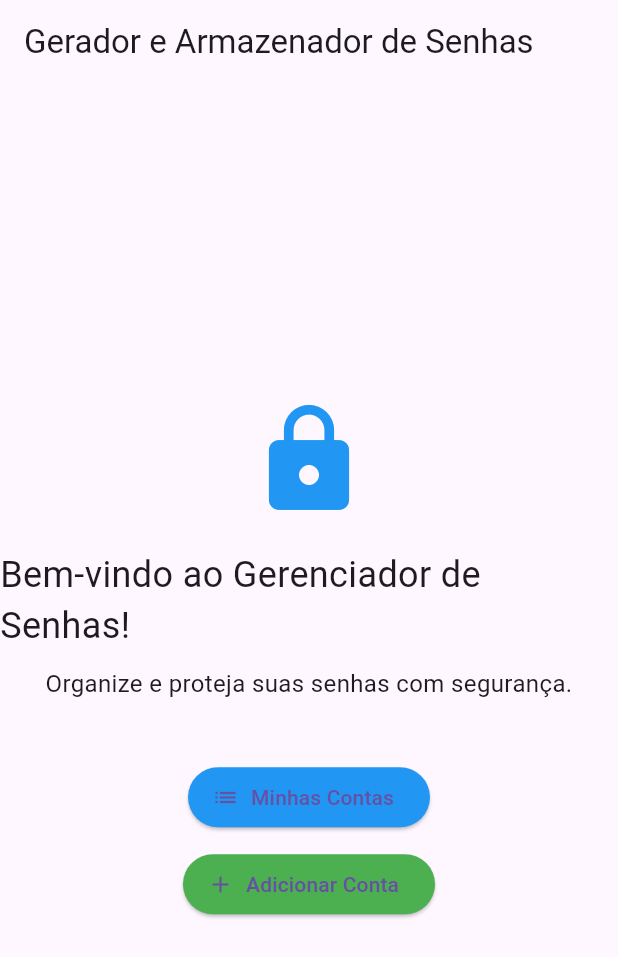
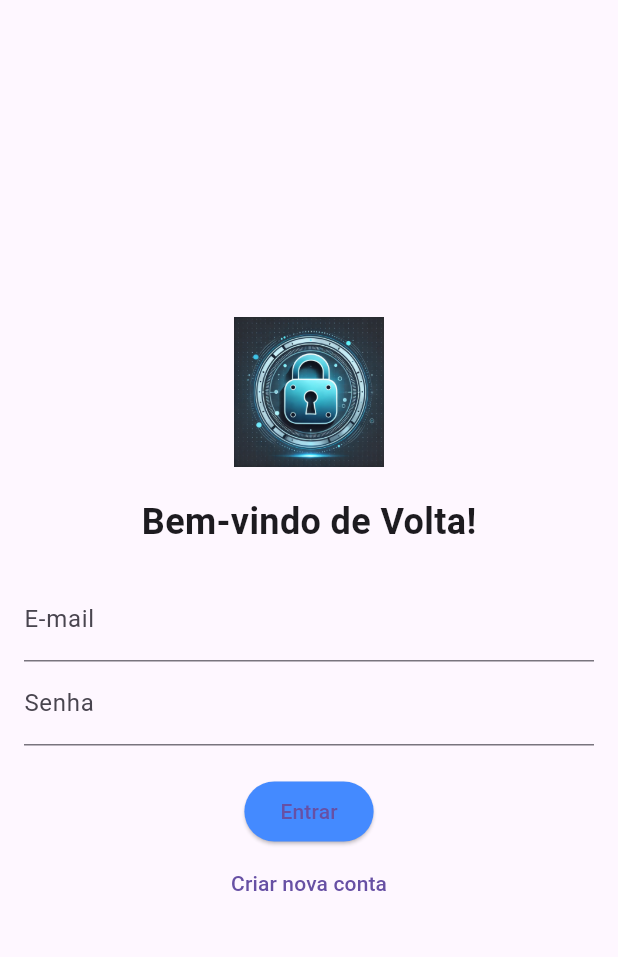
Before and after one commit to diogo-cedran/Aplicacao-Gerenciador-de-Senhas-Final, a Flutter app: the screen it shows after launch, on a phone screen of 412 x 824 dp. Shown: the top 957 px of the screen. Run offline on Flutter 3.47's test engine with Material 3 defaults, Android fonts, the phone set to English and light mode, and no system bars.

Commit message:
Trabalho avaliativo final

```diff
--- a/mobile/lib/main.dart
+++ b/mobile/lib/main.dart
@@ -1,23 +1,28 @@
 import 'package:flutter/material.dart';
+import 'screens/login_screen.dart';
+import 'screens/cadastro_screen.dart';
 import 'screens/home_screen.dart';
 import 'screens/lista_screen.dart';
 import 'screens/formulario_screen.dart';
 
 void main() {
-  runApp(GeradorDeSenhasApp());
+  runApp(MyApp());
 }
 
-class GeradorDeSenhasApp extends StatelessWidget {
+class MyApp extends StatelessWidget {
   @override
   Widget build(BuildContext context) {
     return MaterialApp(
-      title: 'Gerador e Armazenador de Senhas',
+      debugShowCheckedModeBanner: false,
+      title: 'Gerenciador de Senhas',
       theme: ThemeData(
         primarySwatch: Colors.blue,
       ),
       initialRoute: '/',
       routes: {
-        '/': (context) => HomeScreen(),
+        '/': (context) => LoginScreen(),
+        '/cadastro': (context) => CadastroScreen(),
+        '/home': (context) => HomeScreen(),
         '/minhasContas': (context) => ListaScreen(),
         '/adicionarConta': (context) => FormularioScreen(),
       },
--- /dev/null
+++ b/mobile/lib/screens/login_screen.dart
@@ -0,0 +1,64 @@
+import 'package:flutter/material.dart';
+
+class LoginScreen extends StatefulWidget {
+  @override
+  _LoginScreenState createState() => _LoginScreenState();
+}
+
+class _LoginScreenState extends State<LoginScreen> {
+  final TextEditingController emailController = TextEditingController();
+  final TextEditingController senhaController = TextEditingController();
+
+  void _login() {
+    Navigator.pushReplacementNamed(context, '/home');
+  }
+
+  void _goToCadastro() {
+    Navigator.pushNamed(context, '/cadastro');
+  }
+
+  @override
+  Widget build(BuildContext context) {
+    return Scaffold(
+      body: Padding(
+        padding: const EdgeInsets.all(16.0),
+        child: Column(
+          mainAxisAlignment: MainAxisAlignment.center,
+          children: [
+            Image.asset(
+              'assets/images/lock_icon.png',
+              height: 100,
+            ),
+            SizedBox(height: 20),
+            Text(
+              'Bem-vindo de Volta!',
+              style: TextStyle(fontSize: 24, fontWeight: FontWeight.bold),
+            ),
+            SizedBox(height: 20),
+            TextField(
+              controller: emailController,
+              decoration: InputDecoration(labelText: 'E-mail'),
+            ),
+            TextField(
+              controller: senhaController,
+              obscureText: true,
+              decoration: InputDecoration(labelText: 'Senha'),
+            ),
+            SizedBox(height: 20),
+            ElevatedButton(
+              onPressed: _login,
+              style: ElevatedButton.styleFrom(
+                backgroundColor: Colors.blueAccent,
+              ),
+              child: Text('Entrar'),
+            ),
+            TextButton(
+              onPressed: _goToCadastro,
+              child: Text('Criar nova conta'),
+            ),
+          ],
+        ),
+      ),
+    );
+  }
+}
--- a/mobile/lib/services/api_service.dart
+++ b/mobile/lib/services/api_service.dart
@@ -20,8 +20,6 @@ class ApiService {
     if (response.statusCode == 200) {
       final List<dynamic> data = jsonDecode(response.body);
       final List<SenhaModel> senhasExistentes = data.map((json) => SenhaModel.fromJson(json)).toList();
-
-      // Gera o próximo id com base no maior id existente
       final int novoId = senhasExistentes.isNotEmpty
           ? senhasExistentes.map((s) => int.tryParse(s.id) ?? 0).reduce((a, b) => a > b ? a : b) + 1
           : 1;
--- a/mobile/pubspec.yaml
+++ b/mobile/pubspec.yaml
@@ -1,5 +1,6 @@
 name: mobile
 description: "A new Flutter project."
+
 # The following line prevents the package from being accidentally published to
 # pub.dev using `flutter pub publish`. This is preferred for private packages.
 publish_to: 'none' # Remove this line if you wish to publish to pub.dev
@@ -31,7 +32,6 @@ dependencies:
   flutter:
     sdk: flutter
 
-
   # The following adds the Cupertino Icons font to your application.
   # Use with the CupertinoIcons class for iOS style icons.
   cupertino_icons: ^1.0.8
@@ -60,8 +60,8 @@ flutter:
   uses-material-design: true
 
   # To add assets to your application, add an assets section, like this:
-  # assets:
-  #   - images/a_dot_burr.jpeg
+  assets:
+    - assets/images/lock_icon.png
   #   - images/a_dot_ham.jpeg
 
   # An image asset can refer to one or more resolution-specific "variants", see
```
Also changed, not shown: mobile/lib/screens/cadastro_screen.dart (added, +117 -0 lines), mobile/lib/screens/home_screen.dart (+94 -14 lines), mobile/assets/images/lock_icon.png (added), 11 other files.
